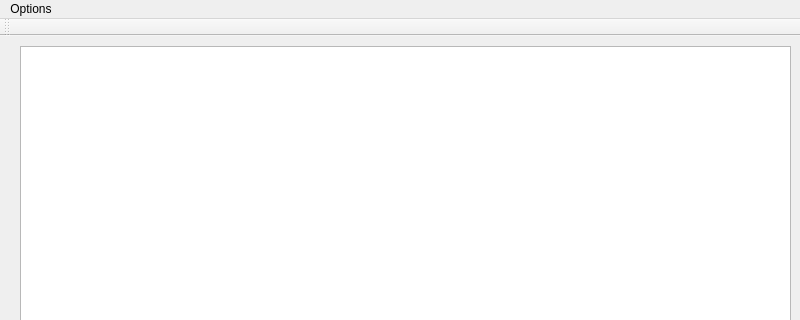
This is subwindows/universalrelationtable.ui in ButtNaked/DBprom2 as Qt 5 draws it before an edit; both pictures show x 0 to 800 and y 0 to 320 of the 800 by 600 pixel window. The edited form follows.
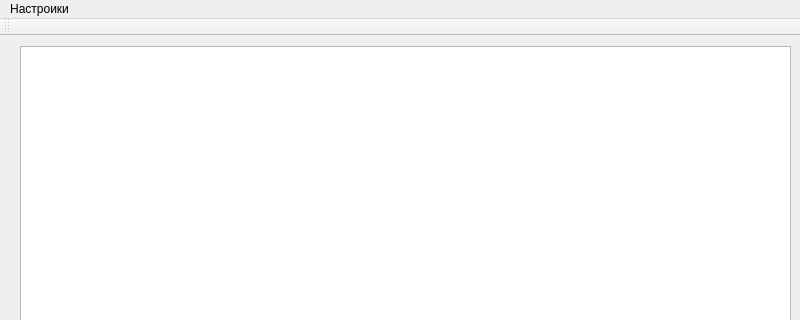
This is the edited form.

Commit message:
Interface and some functionality
In open file method added updatesuperkey funciton;
Interface changes

Diff of the .ui file:
```diff
--- a/subwindows/universalrelationtable.ui
+++ b/subwindows/universalrelationtable.ui
@@ -48,7 +48,7 @@
    </property>
    <widget class="QMenu" name="menuOptions">
     <property name="title">
-     <string>Options</string>
+     <string>Настроики</string>
     </property>
     <addaction name="actionCheck"/>
    </widget>
```
The commit also changes 2 other files.
